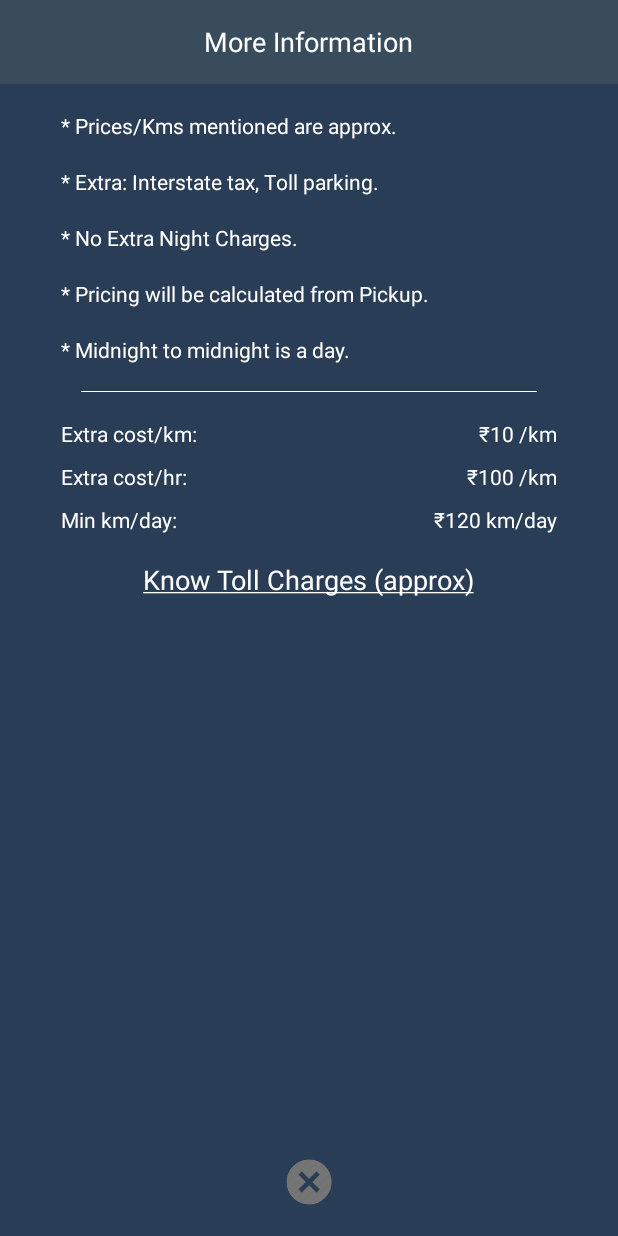
After one commit to shivaburugu/zyppy, an Android app: the MoreInfoActivity screen opened directly, with no data from a screen before it, on a phone screen of 412 x 824 dp. The commit adds this screen. Run offline under Robolectric (Android 15) with nearby library versions, the phone set to English and light mode, and no system bars.

Commit message:
Added more info screen

```diff
--- /dev/null
+++ b/app/src/main/java/zyppys/com/customer/MoreInfoActivity.java
@@ -0,0 +1,25 @@
+package zyppys.com.customer;
+
+import android.support.v7.app.AppCompatActivity;
+import android.os.Bundle;
+import android.view.View;
+import android.widget.ImageView;
+
+
+public class MoreInfoActivity extends AppCompatActivity {
+
+
+    private ImageView close_icon;
+    @Override
+    protected void onCreate(Bundle savedInstanceState) {
+        super.onCreate(savedInstanceState);
+        setContentView(R.layout.activity_more_info);
+        close_icon = (ImageView)findViewById(R.id.close_icon);
+        close_icon.setOnClickListener(new View.OnClickListener() {
+            @Override
+            public void onClick(View view) {
+                finish();
+            }
+        });
+    }
+}
--- a/app/src/main/java/zyppys/com/customer/landing/packages/PackageDetailActivity.java
+++ b/app/src/main/java/zyppys/com/customer/landing/packages/PackageDetailActivity.java
@@ -18,6 +18,7 @@ import com.bumptech.glide.Glide;
 
 import java.util.ArrayList;
 
+import zyppys.com.customer.MoreInfoActivity;
 import zyppys.com.customer.R;
 import zyppys.com.customer.utils.ItemClickSupport;
 
@@ -29,6 +30,7 @@ public class PackageDetailActivity extends AppCompatActivity {
     private ArrayList<PackageModel> carsModel;
     private CarsSelectionAdapter mAdapter;
     private PackageModel mPackageModel;
+    private TextView info_icon;
 
     @Override
     protected void onCreate(Bundle savedInstanceState) {
@@ -42,6 +44,15 @@ public class PackageDetailActivity extends AppCompatActivity {
             getSupportActionBar().setDisplayShowHomeEnabled(true);
         }
         mPackageModel = getIntent().getParcelableExtra(EXTRA_PACKAGE_DETAILS);
+        info_icon = (TextView) findViewById(R.id.info_icon);
+        info_icon.setOnClickListener(new View.OnClickListener() {
+            @Override
+            public void onClick(View view) {
+                Intent moreInfoIntent = new Intent(PackageDetailActivity.this, MoreInfoActivity.class);
+                startActivity(moreInfoIntent);
+                overridePendingTransition( R.anim.slide_in_up, R.anim.slide_out_up );
+            }
+        });
 
         ImageView iv_img = (ImageView)findViewById(R.id.img_package);
         if(mPackageModel != null && mPackageModel.getImgURL() != null) {
--- /dev/null
+++ b/app/src/main/res/layout/activity_more_info.xml
@@ -0,0 +1,179 @@
+<?xml version="1.0" encoding="utf-8"?>
+<LinearLayout
+    xmlns:android="http://schemas.android.com/apk/res/android"
+    xmlns:app="http://schemas.android.com/apk/res-auto"
+    xmlns:tools="http://schemas.android.com/tools"
+    android:layout_width="match_parent"
+    android:layout_height="match_parent"
+    android:orientation="vertical"
+    android:background="@color/text_dark"
+    tools:context="zyppys.com.customer.MoreInfoActivity">
+
+    <RelativeLayout
+        android:background="@color/banner_bg_color"
+        android:layout_width="match_parent"
+        android:layout_height="?attr/actionBarSize">
+
+        <TextView
+            android:layout_centerInParent="true"
+            android:textSize="@dimen/dimen_16sp"
+            android:textColor="@color/white"
+            android:text="@string/more_information"
+            android:layout_width="wrap_content"
+            android:layout_height="wrap_content"/>
+    </RelativeLayout>
+
+    <TextView
+        android:layout_marginTop="@dimen/dimen_16dp"
+        android:layout_width="wrap_content"
+        android:textColor="@color/white"
+        android:layout_marginLeft="@dimen/dimen_36dp"
+        android:layout_marginStart="@dimen/dimen_36dp"
+        app:layout_behavior="@string/appbar_scrolling_view_behavior"
+        android:text="@string/more_info_text_1"
+        android:layout_height="wrap_content"/>
+
+    <TextView
+        android:layout_marginTop="@dimen/dimen_16dp"
+        android:layout_width="wrap_content"
+        android:textColor="@color/white"
+        android:layout_marginLeft="@dimen/dimen_36dp"
+        android:layout_marginStart="@dimen/dimen_36dp"
+        app:layout_behavior="@string/appbar_scrolling_view_behavior"
+        android:text="@string/more_info_text_2"
+        android:layout_height="wrap_content"/>
+
+    <TextView
+        android:layout_marginTop="@dimen/dimen_16dp"
+        android:layout_width="wrap_content"
+        android:textColor="@color/white"
+        android:layout_marginLeft="@dimen/dimen_36dp"
+        android:layout_marginStart="@dimen/dimen_36dp"
+        app:layout_behavior="@string/appbar_scrolling_view_behavior"
+        android:text="@string/more_info_text_3"
+        android:layout_height="wrap_content"/>
+    <TextView
+        android:layout_marginTop="@dimen/dimen_16dp"
+        android:layout_width="wrap_content"
+        android:textColor="@color/white"
+        android:layout_marginLeft="@dimen/dimen_36dp"
+        android:layout_marginStart="@dimen/dimen_36dp"
+        app:layout_behavior="@string/appbar_scrolling_view_behavior"
+        android:text="@string/more_info_text_4"
+        android:layout_height="wrap_content"/>
+    <TextView
+        android:layout_marginTop="@dimen/dimen_16dp"
+        android:layout_width="wrap_content"
+        android:textColor="@color/white"
+        android:layout_marginLeft="@dimen/dimen_36dp"
+        android:layout_marginStart="@dimen/dimen_36dp"
+        app:layout_behavior="@string/appbar_scrolling_view_behavior"
+        android:text="@string/more_info_text_5"
+        android:layout_height="wrap_content"/>
+
+    <View
+        android:id="@+id/divider"
+        android:background="@color/white"
+        android:layout_width="match_parent"
+        android:layout_marginTop="@dimen/dimen_16dp"
+        android:layout_marginLeft="@dimen/dimen_48dp"
+        android:layout_marginStart="@dimen/dimen_48dp"
+        android:layout_marginRight="@dimen/dimen_48dp"
+        android:layout_marginEnd="@dimen/dimen_48dp"
+        android:layout_height="@dimen/dimen_0_5dp"/>
+
+    <RelativeLayout
+        android:layout_marginLeft="@dimen/dimen_36dp"
+        android:layout_marginStart="@dimen/dimen_36dp"
+        android:layout_marginRight="@dimen/dimen_36dp"
+        android:layout_marginEnd="@dimen/dimen_36dp"
+        android:layout_marginTop="@dimen/dimen_16dp"
+        android:layout_width="match_parent"
+        android:layout_height="wrap_content">
+
+        <TextView
+            android:id="@+id/extra_cost_km_lbl"
+            android:layout_width="wrap_content"
+            android:textColor="@color/white"
+            android:layout_alignParentLeft="true"
+            android:layout_alignParentStart="true"
+            android:text="@string/more_info_extra_cost_km"
+            android:layout_height="wrap_content"/>
+
+        <TextView
+            android:id="@+id/extra_cost_hr_lbl"
+            android:layout_marginTop="@dimen/dimen_8dp"
+            android:layout_below="@id/extra_cost_km_lbl"
+            android:layout_width="wrap_content"
+            android:textColor="@color/white"
+            android:layout_alignParentLeft="true"
+            android:layout_alignParentStart="true"
+            android:text="@string/more_info_extra_cost_hr"
+            android:layout_height="wrap_content"/>
+
+        <TextView
+            android:id="@+id/extra_cost_km_day_lbl"
+            android:layout_marginTop="@dimen/dimen_8dp"
+            android:layout_below="@id/extra_cost_hr_lbl"
+            android:layout_width="wrap_content"
+            android:textColor="@color/white"
+            android:layout_alignParentLeft="true"
+            android:layout_alignParentStart="true"
+            android:text="@string/more_info_min_km_day"
+            android:layout_height="wrap_content"/>
+
+        <TextView
+            android:id="@+id/extra_cost_km"
+            android:layout_alignParentRight="true"
+            android:layout_alignParentEnd="true"
+            android:layout_width="wrap_content"
+            android:textColor="@color/white"
+            android:text="@string/_10_km"
+            android:layout_height="wrap_content"/>
+
+        <TextView
+            android:id="@+id/extra_cost_hr"
+            android:layout_below="@+id/extra_cost_km"
+            android:layout_marginTop="@dimen/dimen_8dp"
+            android:layout_alignParentRight="true"
+            android:layout_alignParentEnd="true"
+            android:layout_width="wrap_content"
+            android:textColor="@color/white"
+            android:text="@string/_100_km"
+            android:layout_height="wrap_content"/>
+
+        <TextView
+            android:id="@+id/extra_cost_km_day"
+            android:layout_below="@+id/extra_cost_hr"
+            android:layout_marginTop="@dimen/dimen_8dp"
+            android:layout_alignParentRight="true"
+            android:layout_alignParentEnd="true"
+            android:layout_width="wrap_content"
+            android:textColor="@color/white"
+            android:text="@string/_km_day"
+            android:layout_height="wrap_content"/>
+    </RelativeLayout>
+
+    <TextView
+        android:id="@+id/know_toll_charges"
+        android:layout_marginTop="@dimen/dimen_16dp"
+        android:layout_width="wrap_content"
+        android:textColor="@color/white"
+        android:textSize="@dimen/dimen_16sp"
+        android:layout_gravity="center_horizontal"
+        android:text="@string/more_info_know_toll_charge"
+        android:layout_height="wrap_content"/>
+
+    <RelativeLayout
+        android:layout_width="match_parent"
+        android:layout_height="match_parent">
+    <ImageView
+        android:id="@+id/close_icon"
+        android:src="@drawable/close"
+        android:layout_centerHorizontal="true"
+        android:layout_alignParentBottom="true"
+        android:layout_width="@dimen/dimen_32dp"
+        android:layout_height="@dimen/dimen_32dp"
+        android:layout_marginBottom="@dimen/dimen_16dp"/>
+    </RelativeLayout>
+</LinearLayout>
--- a/app/src/main/res/layout/activity_package_detail.xml
+++ b/app/src/main/res/layout/activity_package_detail.xml
@@ -10,14 +10,13 @@
         android:id="@+id/app_bar"
         android:layout_width="match_parent"
         android:layout_height="wrap_content"
-        android:theme="@style/SplashTheme.AppBarOverlay">
+        android:theme="@style/ActionBarThemeOverlay">
 
         <android.support.v7.widget.Toolbar
             android:id="@+id/toolbar"
             android:layout_width="match_parent"
             android:layout_height="?attr/actionBarSize"
-            android:background="?attr/colorPrimary"
-            app:popupTheme="@style/SplashTheme.PopupOverlay"/>
+            app:popupTheme="@style/ActionBarThemeOverlay"/>
 
     </android.support.design.widget.AppBarLayout>
     <ScrollView
@@ -36,6 +35,7 @@
                 android:layout_height="@dimen/dimen_120dp">
                 <ImageView
                     android:id="@+id/img_package"
+                    android:scaleType="fitXY"
                     android:layout_width="match_parent"
                     android:layout_height="match_parent" />
                 <FrameLayout
@@ -45,7 +45,7 @@
                     android:background="@drawable/gradient_background_large">
                     <TextView
                         android:id="@+id/tv_tour_name"
-                        tools:text="Hyderabad Tour"
+                        android:text="Hyderabad Tour"
                         android:textColor="@color/white"
                         android:textSize="@dimen/dimen_16sp"
                         android:layout_gravity="bottom"
@@ -84,7 +84,7 @@
                         android:text="@string/base_fare"/>
                     <TextView
                         android:id="@+id/tv_base_fare"
-                        tools:text="2,662"
+                        android:text="2,662"
                         android:layout_width="wrap_content"
                         android:layout_height="wrap_content"
                         android:layout_alignParentRight="true"/>
@@ -100,7 +100,7 @@
                         android:text="@string/service_tax"/>
                     <TextView
 
-                        tools:text="(6)% $130"
+                        android:text="(6)% $130"
                         android:layout_width="wrap_content"
                         android:layout_height="wrap_content"
                         android:layout_alignParentRight="true"/>
@@ -117,8 +117,9 @@
                         android:layout_alignParentLeft="true"
                         android:text="@string/total_approx"/>
                     <TextView
+                        android:id="@+id/info_icon"
                         android:textSize="@dimen/dimen_16sp"
-                        tools:text="(6)% $130"
+                        android:text="(6)% $130"
                         android:layout_width="wrap_content"
                         android:layout_height="wrap_content"
                         android:layout_alignParentRight="true"
@@ -181,7 +182,7 @@
                         android:layout_height="wrap_content" />
 
                     <TextView
-                        android:text="@string/traveller_name"
+                        android:text="9848012345"
                         android:id="@+id/traveler_number"
                         android:layout_width="wrap_content"
                         android:layout_height="wrap_content" />
--- a/app/src/main/res/values/strings.xml
+++ b/app/src/main/res/values/strings.xml
@@ -37,4 +37,19 @@
     <string name="traveller_name">Traveller Name</string>
     <string name="coupon_code">Coupon Code</string>
     <string name="book_now">Book Now</string>
+    <string name="more_info_text_1">* Prices/Kms mentioned are approx.</string>
+    <string name="more_info_text_2">* Extra: Interstate tax, Toll parking.</string>
+    <string name="more_info_text_3">* No Extra Night Charges.</string>
+    <string name="more_info_text_4">* Pricing will be calculated from Pickup.</string>
+    <string name="more_info_text_5">* Midnight to midnight is a day.</string>
+    <string name="more_info_extra_cost_km">Extra cost/km:</string>
+    <string name="more_info_extra_cost_hr">Extra cost/hr:</string>
+    <string name="more_info_min_km_day">Min km/day:</string>
+    <string name="more_info_know_toll_charge"><u>Know Toll Charges (approx)</u></string>
+    <string name="_10_km">₹10 /km</string>
+    <string name="_100_km">₹100 /km</string>
+    <string name="_km_day">₹120 km/day</string>
+    <string name="more_information">More Information</string>
+
+
 </resources>
--- a/app/src/main/res/values/styles.xml
+++ b/app/src/main/res/values/styles.xml
@@ -19,4 +19,10 @@
     <style name="SplashTheme.AppBarOverlay" parent="ThemeOverlay.AppCompat.Dark.ActionBar"/>
 
     <style name="SplashTheme.PopupOverlay" parent="ThemeOverlay.AppCompat.Light"/>
+
+    <style name="ActionBarThemeOverlay" parent="">
+        <item name="android:textColorPrimary">@color/white</item>
+        <item name="colorControlNormal">@color/enabled_bg</item>
+        <item name="colorControlHighlight">@color/enabled_bg</item>
+    </style>
 </resources>
```
Also changed, not shown: app/src/main/AndroidManifest.xml (+11 -8 lines).
